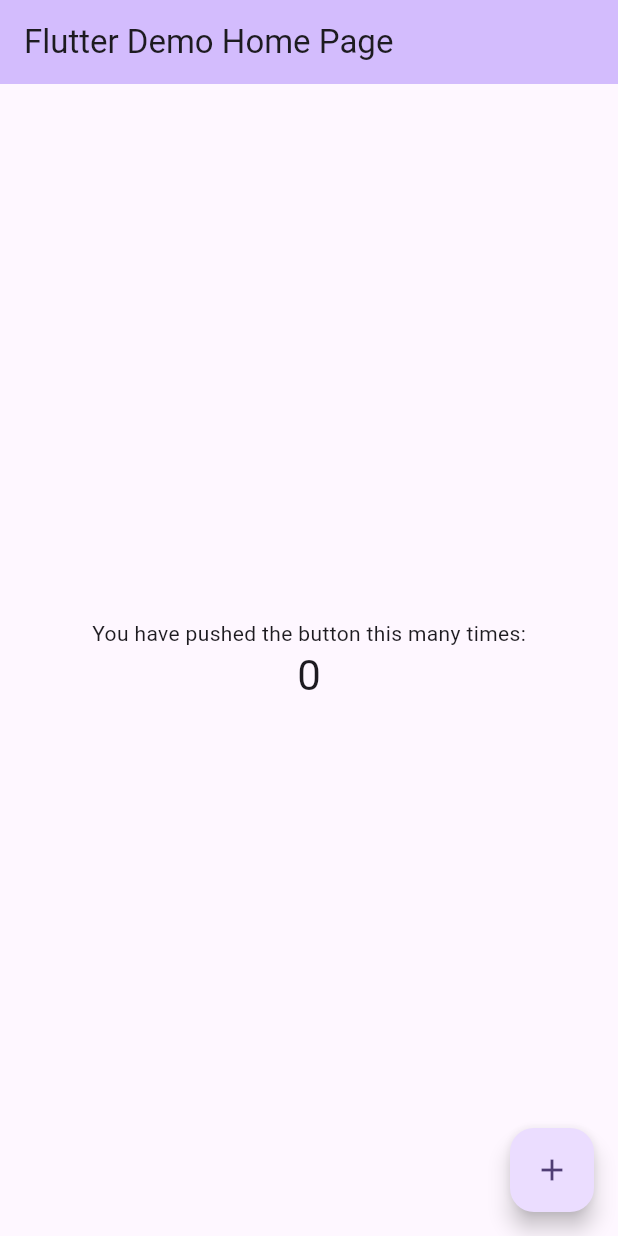
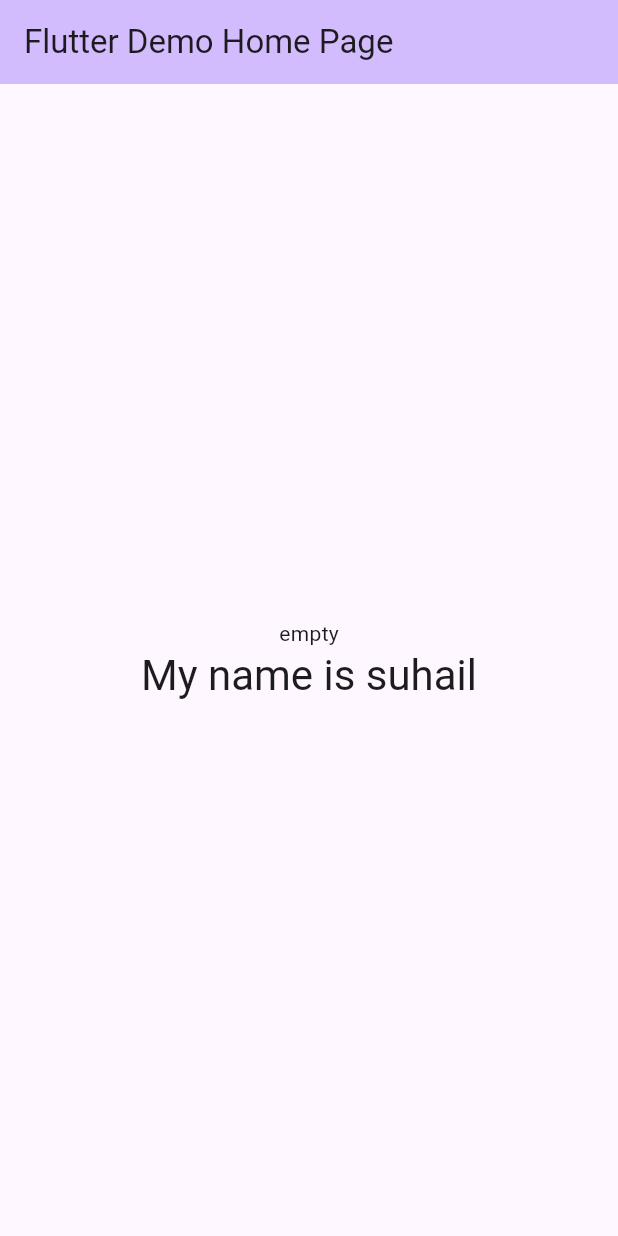
Before and after one commit to Shahid-hacks/example, a Flutter app: the screen it shows after launch, on a phone screen of 412 x 824 dp. Run offline on Flutter 3.47's test engine with Material 3 defaults, Android fonts, the phone set to English and light mode, and no system bars.

Commit message:
test merging-delted button

```diff
--- a/lib/main.dart
+++ b/lib/main.dart
@@ -104,21 +104,14 @@ class _MyHomePageState extends State<MyHomePage> {
           // wireframe for each widget.
           mainAxisAlignment: MainAxisAlignment.center,
           children: <Widget>[
-            const Text(
-              'You have pushed the button this many times:',
-            ),
+            const Text('empty'),
             Text(
-              '$_counter',
+              'My name is suhail',
               style: Theme.of(context).textTheme.headlineMedium,
             ),
           ],
         ),
       ),
-      floatingActionButton: FloatingActionButton(
-        onPressed: _incrementCounter,
-        tooltip: 'Increment',
-        child: const Icon(Icons.add),
-      ), // This trailing comma makes auto-formatting nicer for build methods.
     );
   }
 }
```
